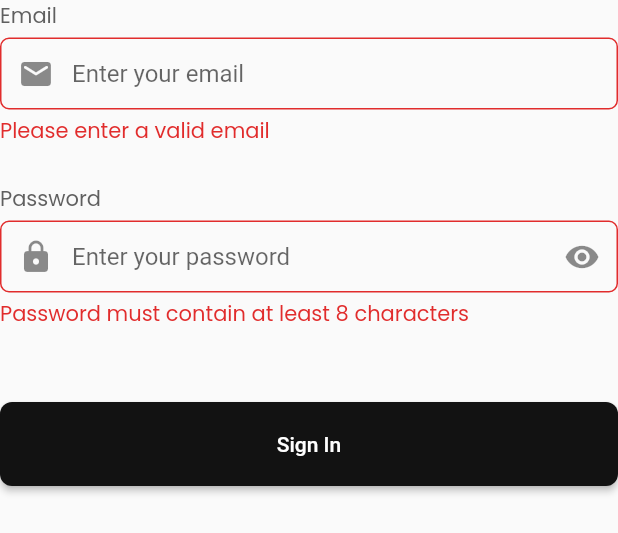
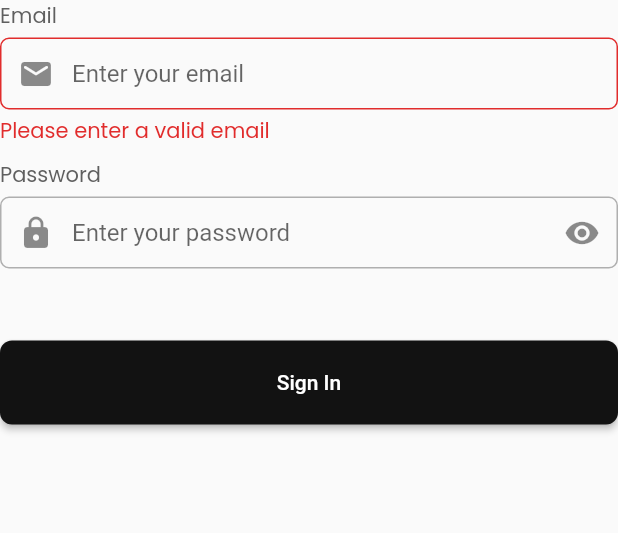
Before and after one commit to aminhaiqal/Quickride, a Flutter app: the LoginCredential widget shown alone on an empty page, opened directly with empty values, after a tap on "Sign In", on a phone screen of 412 x 824 dp. Shown: the top 533 px of the screen. Run offline on Flutter 3.47's test engine with Material 2 defaults, Android fonts, the phone set to English and light mode, and no system bars; our stand-ins replace cloud_firestore, firebase_auth, firebase_core, firebase_storage, google_fonts, google_sign_in and 1 more; missing offline and left inert: flutter_facebook_auth; accounts and stored records are empty; network calls fail; statements that could not run were skipped.

Commit message:
simplify login process

```diff
--- a/quickride/lib/src/features/authentication/data/repository/exception.dart
+++ b/quickride/lib/src/features/authentication/data/repository/exception.dart
@@ -5,6 +5,11 @@ class ValidationException implements Exception {
 
   @override
   String toString() => message;
+
+  static void validateLoginCredential(String email, String password) {
+    validateEmail(email);
+    validatePassword(password);
+  }
 
   static void validateUsername(String value) {
     if (!RegExp(r'^[a-zA-Z0-9]+$').hasMatch(value)) {
--- a/quickride/lib/src/features/authentication/utils/login_credential.dart
+++ b/quickride/lib/src/features/authentication/utils/login_credential.dart
@@ -2,8 +2,7 @@ import 'package:flutter/material.dart';
 import 'package:quickride/src/features/authentication/utils/input_decoration.dart'
     as input_decoration;
 import '../../../utils/validator.dart';
-import '../viewmodel/auth_viewmodel.dart'
-    show AuthViewModel, ValidationException;
+import '../viewmodel/auth_viewmodel.dart' show AuthViewModel;
 import 'package:quickride/src/widgets/action_button.dart' as action_button;
 import 'package:quickride/src/utils/shared.dart' as shared;
 
@@ -17,7 +16,7 @@ class LoginCredential extends StatefulWidget {
 
 class LoginCredentialState extends State<LoginCredential> {
   bool _obscureText = true;
-  String emailErrorMessage = '', passwordErrorMessage = '';
+  String errorMessage = '';
   final TextEditingController _emailController = TextEditingController(),
       _passwordController = TextEditingController();
 
@@ -42,16 +41,16 @@ class LoginCredentialState extends State<LoginCredential> {
         controller: _emailController,
         decoration: input_decoration.buildEmailInputDecoration(
             label: 'Email',
-            helperText: emailErrorMessage,
+            helperText: errorMessage,
             prefixIcon: Icons.email_rounded),
       )),
       const SizedBox(height: 4),
       Text(
-        emailErrorMessage,
+        errorMessage,
         style: shared.TextTheme.description(null)
             .copyWith(color: shared.ColorTheme.mainTheme.colorScheme.error),
       ),
-      const SizedBox(height: 24),
+      const SizedBox(height: 8),
       Text(
         'Password',
         style: shared.TextTheme.description(null)
@@ -64,40 +63,24 @@ class LoginCredentialState extends State<LoginCredential> {
         obscureText: _obscureText,
         decoration: input_decoration.buildPasswordInputDecoration(
             label: 'Password',
-            helperText: passwordErrorMessage,
             prefixIcon: Icons.lock_rounded,
             obscureText: _obscureText,
             onSuffixIconPressed: () => setState(() {
                   _obscureText = !_obscureText;
                 })),
       )),
-      const SizedBox(height: 4),
-      Text(
-        passwordErrorMessage,
-        style: shared.TextTheme.description(null)
-            .copyWith(color: shared.ColorTheme.mainTheme.colorScheme.error),
-      ),
       const SizedBox(height: 48),
       action_button.PrimaryButton(
           label: 'Sign In',
           width: MediaQuery.of(context).size.width,
           onPressed: () {
-            emailErrorMessage = '';
-            passwordErrorMessage = '';
-
+            errorMessage = '';
             validateAndSetField(
               _emailController.text,
               () => ValidationException.validateEmail(_emailController.text),
               (value) => widget.viewModel.email = value,
-              (error) => setState(() => emailErrorMessage = error),
-            );
-            validateAndSetField(
-              _passwordController.text,
-              () => ValidationException.validatePassword(_passwordController.text),
-              (value) => widget.viewModel.password = value,
-              (error) => setState(() => passwordErrorMessage = error),
-            );
-            if (emailErrorMessage == '' && passwordErrorMessage == '') {
+              (error) => setState(() => errorMessage = error));
+            if (errorMessage == '') {
               widget.viewModel.signIn();
             }
           })
--- a/quickride/lib/src/widgets/action_button.dart
+++ b/quickride/lib/src/widgets/action_button.dart
@@ -1,8 +1,5 @@
-// ignore_for_file: library_prefixes
-
 import 'package:flutter/material.dart';
-import 'package:quickride/src/utils/shared_resources/text_style.dart' as textStyle;
-import 'package:quickride/src/utils/shared_resources/color_theme.dart' as theme;
+import 'package:quickride/src/utils/shared.dart' as shared;
 
 class PrimaryButton extends StatelessWidget {
   final String label;
@@ -19,15 +16,15 @@ class PrimaryButton extends StatelessWidget {
         onPressed: onPressed,
         style: ElevatedButton.styleFrom(
           minimumSize: Size(width!, 56),
-          backgroundColor: theme.ColorTheme.mainTheme.colorScheme.onBackground,
+          backgroundColor: shared.ColorTheme.mainTheme.colorScheme.onBackground,
           shape: RoundedRectangleBorder(
             borderRadius: BorderRadius.circular(8),
           ),
         ),
         child: Center(
             child: Text(label,
-                style: textStyle.TextTheme.body1(null).copyWith(
-                  color: theme.ColorTheme.mainTheme.colorScheme.onPrimary,
+                style: shared.TextTheme.body1(null).copyWith(
+                  color: shared.ColorTheme.mainTheme.colorScheme.onPrimary,
                 ))));
   }
 }
```
Also changed, not shown: quickride/lib/src/widgets/loading.dart (added, +35 -0 lines).
